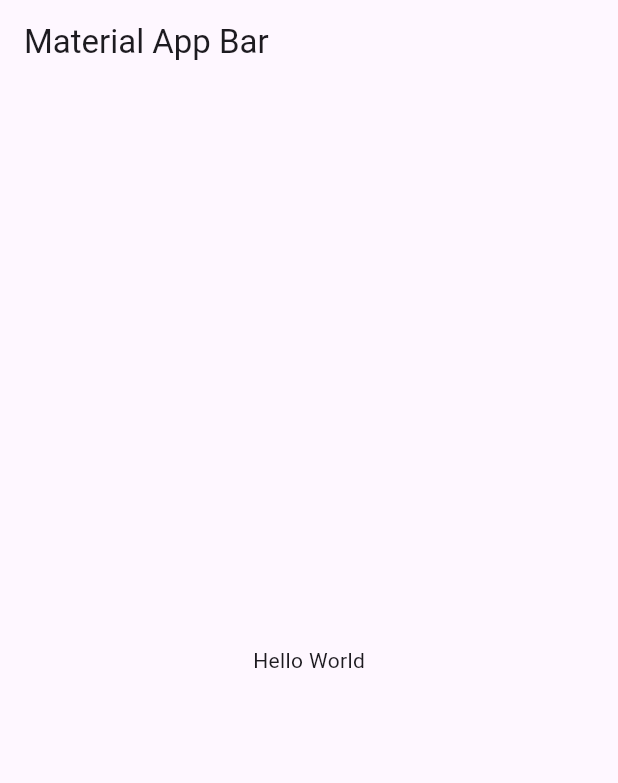
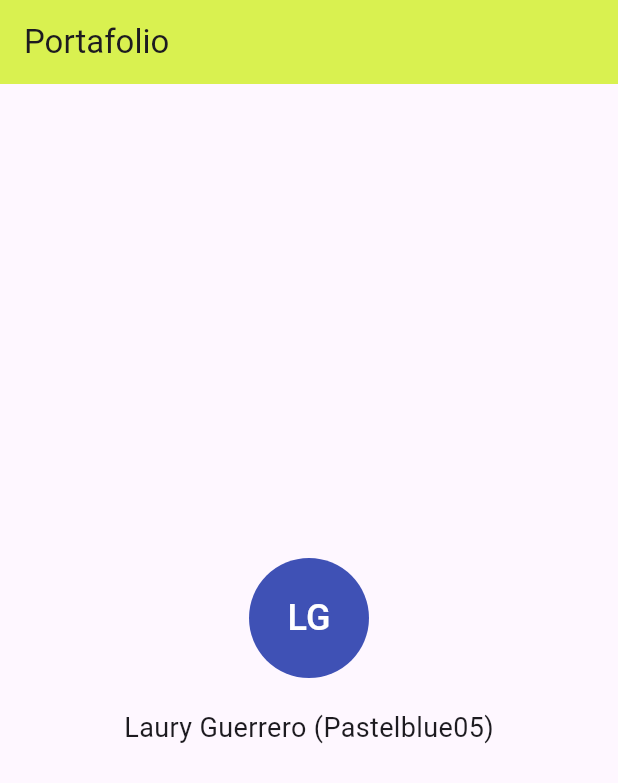
Before and after one commit to Pastelblue05/mi_segunda_app, a Flutter app: the screen it shows after launch, on a phone screen of 412 x 824 dp. Shown: the top 783 px of the screen. Run offline on Flutter 3.47's test engine with Material 3 defaults, Android fonts, the phone set to English and light mode, and no system bars.

Commit message:
Comenzando con el inicio del portafolio

```diff
--- a/lib/main.dart
+++ b/lib/main.dart
@@ -8,15 +8,41 @@ class MyApp extends StatelessWidget {
   @override
   Widget build(BuildContext context) {
     return MaterialApp(
-      title: 'Portafolio',
-      home: Scaffold(
-        appBar: AppBar(
-          title: const Text('Material App Bar'),
+        title: 'Portafolio',
+        debugShowCheckedModeBanner: false,
+        home: Scaffold(
+          appBar: AppBar(
+            title: const Text('Portafolio'),
+            backgroundColor: const Color.fromARGB(255, 217, 241, 80),
+          ),
+          body: Center(
+          child: Column(
+            mainAxisAlignment: MainAxisAlignment.center,
+            children: <Widget>[
+              Column(
+                children: <Widget>[
+                  const CircleAvatar(
+                    radius: 40,
+                    backgroundColor: Colors.indigo,
+                    child: Text(
+                      'LG',
+                      style: TextStyle(fontSize: 24, color: Colors.white),
+                    ),
+                  ),
+                ],
+              ),
+              const SizedBox(height: 20),
+
+              // Información del desarrollador
+              const Text(
+                'Laury Guerrero (Pastelblue05)',
+                style: TextStyle(fontSize: 18),
+              ),
+              const SizedBox(height: 10),
+            ],
+          ),
         ),
-        body: const Center(
-          child: Text('Hello World'),
-        ),
-      ),
+      )
     );
   }
 }
```
